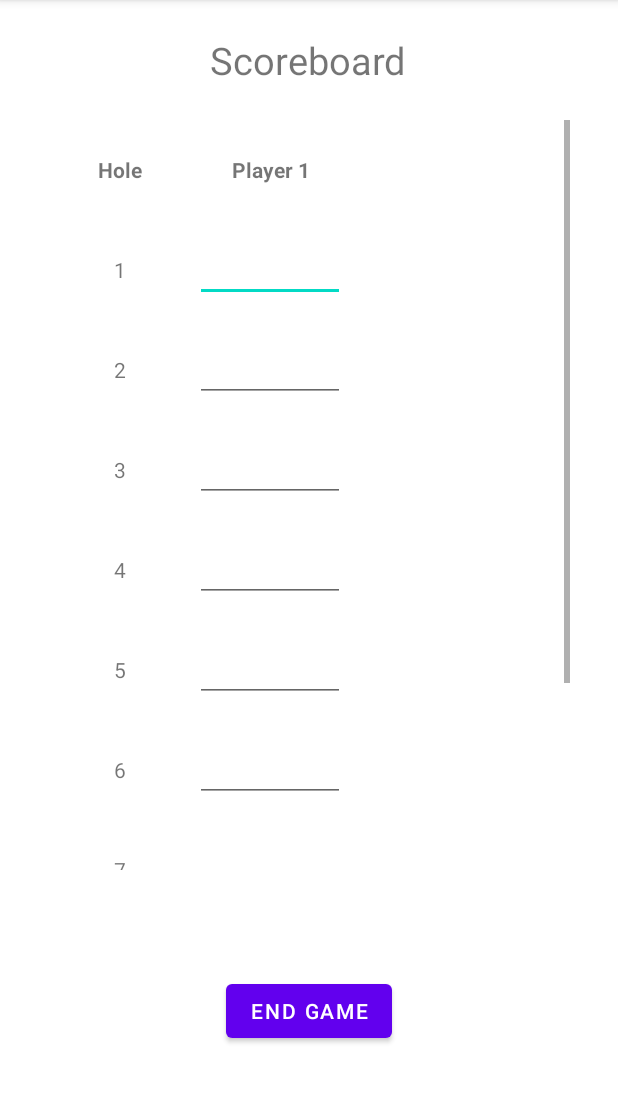
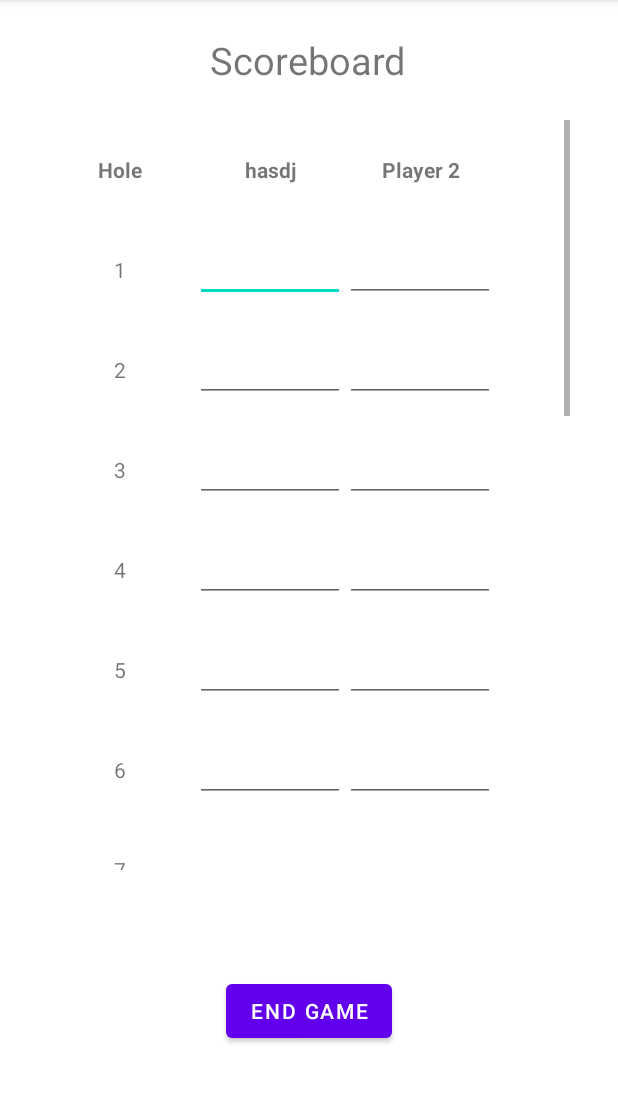
Before and after one commit to CMSC-475/mini-golf-app, an Android app: the NewGameActivity screen opened directly, with no data from a screen before it, after a tap on "CREATE NEW GAME", on a phone screen of 412 x 824 dp, the part 84-1187 px from its top. Run offline under Robolectric (Android 15) with nearby library versions, the phone set to English and light mode, and no system bars.

Commit message:
recieve and pass game obj between scoreboard, newgame, endgame

```diff
--- a/project/app/src/main/AndroidManifest.xml
+++ b/project/app/src/main/AndroidManifest.xml
@@ -11,8 +11,10 @@
         android:theme="@style/Theme.MiniGolfApp">
         <activity android:name=".SelectActivity"></activity>
         <activity android:name=".EndGameActivity" />
-        <activity android:name=".ScoreboardActivity" />
-        <activity android:name=".NewGameActivity" />
+        <activity android:name=".ScoreboardActivity"
+            android:exported="true"/>
+        <activity android:name=".NewGameActivity"
+            android:exported="true"/>
         <activity android:name=".MainActivity">
             android:theme="@style/Theme.MaterialComponents.DayNight.NoActionBar">
             <intent-filter>
--- a/project/app/src/main/java/com/gooey_group/minigolfapp/EndGameActivity.java
+++ b/project/app/src/main/java/com/gooey_group/minigolfapp/EndGameActivity.java
@@ -31,7 +31,8 @@ public class EndGameActivity extends AppCompatActivity implements Serializable {
             tableSize = gameData.numPlayers - 1;
 
             // sort players based on total score
-            Arrays.sort(gameData.players);
+            //Arrays.sort(gameData.players);
+
             Player playerOne = gameData.players[0];
             TextView playerOneName = (TextView) findViewById(R.id.name1);
             TextView playerOneScore = (TextView) findViewById(R.id.score1);
--- a/project/app/src/main/java/com/gooey_group/minigolfapp/NewGameActivity.java
+++ b/project/app/src/main/java/com/gooey_group/minigolfapp/NewGameActivity.java
@@ -58,14 +58,14 @@ public class NewGameActivity extends AppCompatActivity {
             @Override
             public void onClick(View view) {
                 numPlayers = numPlayers + 1;
-                display.setText(numPlayers);
+                display.setText(Integer.toString(numPlayers));
             }
         });
 
         minus.setOnClickListener(new View.OnClickListener() {
             @Override
             public void onClick(View view) {
-                if(numPlayers == 0){
+                if(numPlayers == 1){
                     display.setText(Integer.toString(numPlayers));
                 }//end if
                 else{
@@ -75,8 +75,9 @@ public class NewGameActivity extends AppCompatActivity {
             }
         });
 
+
         Game dummyGame = new Game(boardName, numPlayers, numHoles);
-
+        dummyGame.players[0].setName("hasdj");
 
         //BUTTON for Creating the game
     Button createGameBtn = findViewById(R.id.create_game_bttn);
@@ -84,7 +85,7 @@ public class NewGameActivity extends AppCompatActivity {
             @Override
             public void onClick(View view) {
                 Intent intent = new Intent(NewGameActivity.this, ScoreboardActivity.class);
-                intent.putExtra("GameInfo", dummyGame);
+                intent.putExtra("createdGame", dummyGame);
                 startActivity(intent);
             }
         });
--- a/project/app/src/main/java/com/gooey_group/minigolfapp/ScoreboardActivity.java
+++ b/project/app/src/main/java/com/gooey_group/minigolfapp/ScoreboardActivity.java
@@ -25,19 +25,28 @@ import static com.gooey_group.minigolfapp.R.id.score_tbl;
 public class ScoreboardActivity extends AppCompatActivity {
 
     TableLayout scoreboard;
-    int numPlayers = 1;
-    int numHoles = 9;
+    int numPlayers = 2;
+    int numHoles = 18;
+    Game currentGame;
 
     @Override
     protected void onCreate(Bundle savedInstanceState) {
         super.onCreate(savedInstanceState);
         setContentView(R.layout.activity_scoreboard);
 
-        Game dummyGame  = new Game("boardname", 1, 9);
+        currentGame = (Game) getIntent().getSerializableExtra("createdGame");
 
+        /**
+        Game dummyGame  = new Game("boardname", numPlayers, numHoles);
         dummyGame.players[0].points[0] = 1;
         dummyGame.players[0].points[1] = 2;
         dummyGame.players[0].totalScore = 3;
+         **/
+
+        //currentGame.players[0].points[0] = 5;
+        //currentGame.players[0].points[1] = 6;
+        currentGame.players[0].totalScore = 11;
+
         scoreboard = findViewById(score_tbl);
 
         setupTable();
@@ -47,10 +56,9 @@ public class ScoreboardActivity extends AppCompatActivity {
         endGameBtn.setOnClickListener(new View.OnClickListener() {
             @Override
             public void onClick(View view) {
-                //
-                // endGame();
+                //endGame();
                 Intent intent = new Intent(ScoreboardActivity.this, EndGameActivity.class);
-                intent.putExtra("GameInfo", dummyGame);
+                intent.putExtra("GameInfo", currentGame);
                 startActivity(intent);
             }
         });
@@ -73,13 +81,23 @@ public class ScoreboardActivity extends AppCompatActivity {
         hole_lbl.setLayoutParams(headerLayout);
 
         TextView name_lbl = new TextView(this);
-        name_lbl.setText("Player 1");
+        name_lbl.setText(currentGame.players[0].name);
         name_lbl.setTypeface(null, Typeface.BOLD);
         name_lbl.setGravity(Gravity.CENTER);
         nameRow.addView(name_lbl);
         name_lbl.setLayoutParams(headerLayout);
 
+        //scoreboard.addView(nameRow,0);
+
+        TextView name_lbl2 = new TextView(this);
+        name_lbl2.setText("Player 2");
+        name_lbl2.setTypeface(null, Typeface.BOLD);
+        name_lbl2.setGravity(Gravity.CENTER);
+        nameRow.addView(name_lbl2);
+        name_lbl2.setLayoutParams(headerLayout);
+
         scoreboard.addView(nameRow,0);
+
 
         ViewGroup.LayoutParams cellLayout = headerLayout;
         cellLayout.height = 100;
@@ -139,8 +157,10 @@ public class ScoreboardActivity extends AppCompatActivity {
 
                         EditText scorebox = (EditText) view2;
                         int score = Integer.parseInt(scorebox.getText().toString());
-                        //todo: assign values to each Player in Game, will need to use index - 1
-                        //todo: also calc total here?
+
+                        //fill game obj with points
+                        currentGame.players[j-1].points[i-1] = score;
+                        currentGame.players[j-1].totalScore += score;
                     }
                 }
 
```
